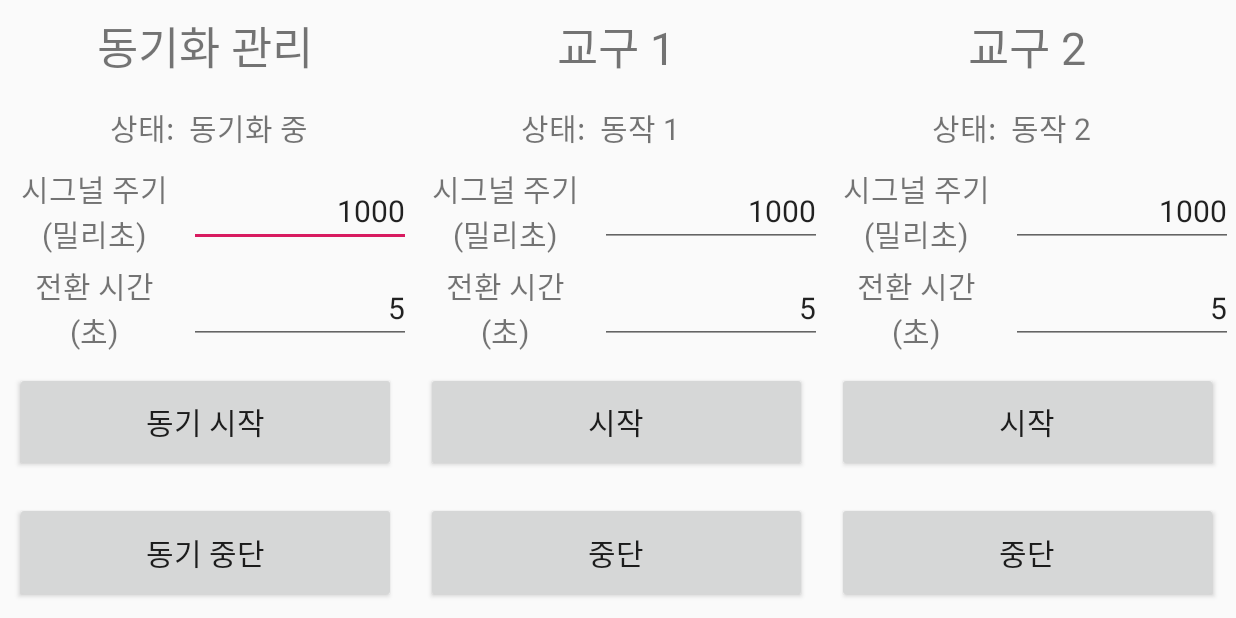
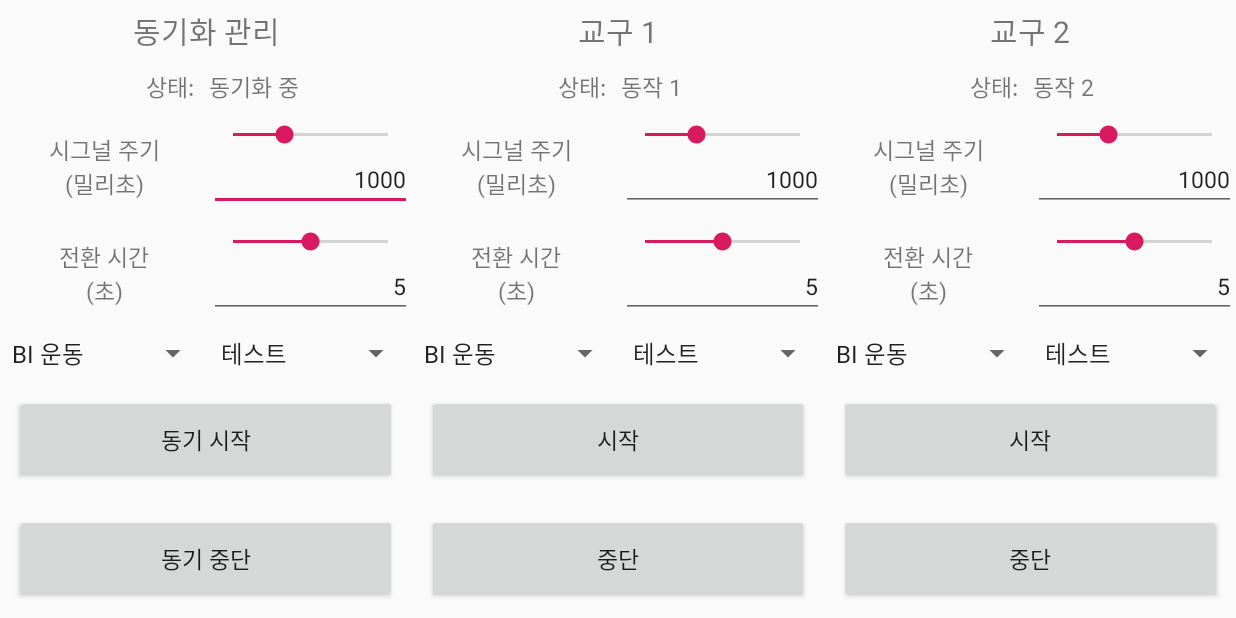
Before and after one commit to lklab/BalanceboardControlApp, an Android app: the screen it shows after launch (MainActivity), on a phone screen of 824 x 412 dp (held sideways). Run offline under Robolectric (Android 15) with nearby library versions, the phone set to English and light mode, and no system bars.

Commit message:
change layout

```diff
--- a/app/src/main/java/com/gambridzy/balanceboardcontrolapp/MainActivity.kt
+++ b/app/src/main/java/com/gambridzy/balanceboardcontrolapp/MainActivity.kt
@@ -2,12 +2,23 @@ package com.gambridzy.balanceboardcontrolapp
 
 import android.support.v7.app.AppCompatActivity
 import android.os.Bundle
+import android.view.View
+import android.widget.TextView
 
 class MainActivity : AppCompatActivity()
 {
+    private var synchronizedStatusText: TextView? = null
+
     override fun onCreate(savedInstanceState: Bundle?)
     {
         super.onCreate(savedInstanceState)
         setContentView(R.layout.activity_main)
+
+        synchronizedStatusText = findViewById(R.id.synchronizedStatusText)
+    }
+
+    fun onSynchronizedStartButtonClick(view: View)
+    {
+        synchronizedStatusText?.text = "hello"
     }
 }
--- a/app/src/main/res/layout/activity_main.xml
+++ b/app/src/main/res/layout/activity_main.xml
@@ -10,7 +10,8 @@
     <TableLayout
             android:layout_width="match_parent"
             android:layout_height="match_parent"
-            android:stretchColumns="*">
+            android:stretchColumns="*"
+            android:shrinkColumns="*">
 
         <!-- ******************** title ******************** -->
         <TableRow
@@ -23,7 +24,7 @@
                     android:layout_height="match_parent"
                     android:gravity="center"
                     android:text="동기화 관리"
-                    android:textSize="30sp"
+                    android:textSize="20sp"
                     android:layout_span="2"
                     android:id="@+id/textView"/>
 
@@ -32,7 +33,7 @@
                     android:layout_height="match_parent"
                     android:gravity="center"
                     android:text="교구 1"
-                    android:textSize="30sp"
+                    android:textSize="20sp"
                     android:layout_span="2"/>
 
             <TextView
@@ -40,7 +41,7 @@
                     android:layout_height="match_parent"
                     android:gravity="center"
                     android:text="교구 2"
-                    android:textSize="30sp"
+                    android:textSize="20sp"
                     android:layout_span="2"/>
 
         </TableRow>
@@ -57,14 +58,15 @@
                     android:layout_marginEnd="10dp"
                     android:gravity="end|center_vertical"
                     android:text="상태:"
-                    android:textSize="20sp"/>
+                    android:textSize="15sp"/>
 
             <TextView
-                    android:layout_width="120dp"
+                    android:layout_width="wrap_content"
                     android:layout_height="match_parent"
                     android:gravity="start|center_vertical"
                     android:text="동기화 중"
-                    android:textSize="20sp"/>
+                    android:textSize="15sp"
+                    android:id="@+id/synchronizedStatusText"/>
 
             <TextView
                     android:layout_width="wrap_content"
@@ -72,14 +74,14 @@
                     android:layout_marginEnd="10dp"
                     android:gravity="end|center_vertical"
                     android:text="상태:"
-                    android:textSize="20sp"/>
+                    android:textSize="15sp"/>
 
             <TextView
-                    android:layout_width="120dp"
+                    android:layout_width="wrap_content"
                     android:layout_height="match_parent"
                     android:gravity="start|center_vertical"
                     android:text="동작 1"
-                    android:textSize="20sp"/>
+                    android:textSize="15sp"/>
 
             <TextView
                     android:layout_width="wrap_content"
@@ -87,14 +89,14 @@
                     android:layout_marginEnd="10dp"
                     android:gravity="end|center_vertical"
                     android:text="상태:"
-                    android:textSize="20sp"/>
+                    android:textSize="15sp"/>
 
             <TextView
-                    android:layout_width="120dp"
+                    android:layout_width="wrap_content"
                     android:layout_height="match_parent"
                     android:gravity="start|center_vertical"
                     android:text="동작 2"
-                    android:textSize="20sp"/>
+                    android:textSize="15sp"/>
 
         </TableRow>
 
@@ -109,45 +111,84 @@
                     android:layout_height="match_parent"
                     android:gravity="center"
                     android:text="시그널 주기\n(밀리초)"
-                    android:textSize="20sp"/>
+                    android:textSize="15sp"/>
 
-            <EditText
+            <LinearLayout
                     android:layout_width="wrap_content"
                     android:layout_height="wrap_content"
                     android:layout_gravity="center_vertical"
+                    android:orientation="vertical">
+
+                <SeekBar
+                        android:layout_width="match_parent"
+                        android:layout_height="wrap_content"
+                        android:max="3000"
+                        android:progress="1000"/>
+
+                <EditText
+                        android:layout_width="match_parent"
+                        android:layout_height="wrap_content"
                         android:text="1000"
-                    android:textSize="20sp"
+                        android:textSize="15sp"
                         android:gravity="end|center_vertical"/>
+
+            </LinearLayout>
 
             <TextView
                     android:layout_width="wrap_content"
                     android:layout_height="match_parent"
                     android:gravity="center"
                     android:text="시그널 주기\n(밀리초)"
-                    android:textSize="20sp"/>
+                    android:textSize="15sp"/>
 
-            <EditText
+            <LinearLayout
                     android:layout_width="wrap_content"
                     android:layout_height="wrap_content"
                     android:layout_gravity="center_vertical"
+                    android:orientation="vertical">
+
+                <SeekBar
+                        android:layout_width="match_parent"
+                        android:layout_height="wrap_content"
+                        android:max="3000"
+                        android:progress="1000"/>
+
+                <EditText
+                        android:layout_width="match_parent"
+                        android:layout_height="wrap_content"
                         android:text="1000"
-                    android:textSize="20sp"
+                        android:textSize="15sp"
                         android:gravity="end|center_vertical"/>
+
+            </LinearLayout>
 
             <TextView
                     android:layout_width="wrap_content"
                     android:layout_height="match_parent"
                     android:gravity="center"
                     android:text="시그널 주기\n(밀리초)"
-                    android:textSize="20sp"/>
+                    android:textSize="15sp"/>
 
-            <EditText
+            <LinearLayout
                     android:layout_width="wrap_content"
                     android:layout_height="wrap_content"
                     android:layout_gravity="center_vertical"
+                    android:orientation="vertical">
+
+                <SeekBar
+                        android:layout_width="match_parent"
+                        android:layout_height="wrap_content"
+                        android:max="3000"
+                        android:progress="1000"/>
+
+                <EditText
+                        android:layout_width="match_parent"
+                        android:layout_height="wrap_content"
                         android:text="1000"
-                    android:textSize="20sp"
+                        android:textSize="15sp"
                         android:gravity="end|center_vertical"/>
+
+            </LinearLayout>
 
         </TableRow>
 
@@ -162,45 +203,129 @@
                     android:layout_height="match_parent"
                     android:gravity="center"
                     android:text="전환 시간\n(초)"
-                    android:textSize="20sp"/>
+                    android:textSize="15sp"/>
 
-            <EditText
+            <LinearLayout
                     android:layout_width="wrap_content"
                     android:layout_height="wrap_content"
                     android:layout_gravity="center_vertical"
+                    android:orientation="vertical">
+
+                <SeekBar
+                        android:layout_width="match_parent"
+                        android:layout_height="wrap_content"
+                        android:max="10"
+                        android:progress="5"/>
+
+                <EditText
+                        android:layout_width="match_parent"
+                        android:layout_height="wrap_content"
                         android:text="5"
-                    android:textSize="20sp"
+                        android:textSize="15sp"
                         android:gravity="end|center_vertical"/>
+
+            </LinearLayout>
 
             <TextView
                     android:layout_width="wrap_content"
                     android:layout_height="match_parent"
                     android:gravity="center"
                     android:text="전환 시간\n(초)"
-                    android:textSize="20sp"/>
+                    android:textSize="15sp"/>
 
-            <EditText
+            <LinearLayout
                     android:layout_width="wrap_content"
                     android:layout_height="wrap_content"
                     android:layout_gravity="center_vertical"
+                    android:orientation="vertical">
+
+                <SeekBar
+                        android:layout_width="match_parent"
+                        android:layout_height="wrap_content"
+                        android:max="10"
+                        android:progress="5"/>
+
+                <EditText
+                        android:layout_width="match_parent"
+                        android:layout_height="wrap_content"
                         android:text="5"
-                    android:textSize="20sp"
+                        android:textSize="15sp"
                         android:gravity="end|center_vertical"/>
+
+            </LinearLayout>
 
             <TextView
                     android:layout_width="wrap_content"
                     android:layout_height="match_parent"
                     android:gravity="center"
                     android:text="전환 시간\n(초)"
-                    android:textSize="20sp"/>
+                    android:textSize="15sp"/>
 
-            <EditText
+            <LinearLayout
                     android:layout_width="wrap_content"
                     android:layout_height="wrap_content"
                     android:layout_gravity="center_vertical"
+                    android:orientation="vertical">
+
+                <SeekBar
+                        android:layout_width="match_parent"
+                        android:layout_height="wrap_content"
+                        android:max="10"
+                        android:progress="5"/>
+
+                <EditText
+                        android:layout_width="match_parent"
+                        android:layout_height="wrap_content"
                         android:text="5"
-                    android:textSize="20sp"
+                        android:textSize="15sp"
                         android:gravity="end|center_vertical"/>
+
+            </LinearLayout>
+
+        </TableRow>
+
+        <!-- ******************** exercise selection ******************** -->
+        <TableRow
+                android:layout_width="wrap_content"
+                android:layout_height="0dp"
+                android:layout_weight="1">
+
+            <Spinner
+                    android:layout_width="wrap_content"
+                    android:layout_height="match_parent"
+                    android:gravity="center"
+                    android:entries="@array/exercises"
+                    android:textSize="15sp"/>
+
+            <Spinner
+                    android:layout_width="wrap_content"
+                    android:layout_height="match_parent"
+                    android:gravity="center"
+                    android:entries="@array/levels"/>
+
+            <Spinner
+                    android:layout_width="wrap_content"
+                    android:layout_height="match_parent"
+                    android:gravity="center"
+                    android:entries="@array/exercises"/>
+
+            <Spinner
+                    android:layout_width="wrap_content"
+                    android:layout_height="match_parent"
+                    android:gravity="center"
+                    android:entries="@array/levels"/>
+
+            <Spinner
+                    android:layout_width="wrap_content"
+                    android:layout_height="match_parent"
+                    android:gravity="center"
+                    android:entries="@array/exercises"/>
+
+            <Spinner
+                    android:layout_width="wrap_content"
+                    android:layout_height="match_parent"
+                    android:gravity="center"
+                    android:entries="@array/levels"/>
 
         </TableRow>
 
@@ -214,7 +339,16 @@
                     android:layout_width="wrap_content"
                     android:layout_height="match_parent"
                     android:text="동기 시작"
-                    android:textSize="20sp"
+                    android:textSize="15sp"
+                    android:layout_span="2"
+                    android:layout_margin="10dp"
+                    android:onClick="onSynchronizedStartButtonClick"/>
+
+            <Button
+                    android:layout_width="wrap_content"
+                    android:layout_height="match_parent"
+                    android:text="시작"
+                    android:textSize="15sp"
                     android:layout_span="2"
                     android:layout_margin="10dp"/>
 
@@ -222,15 +356,7 @@
                     android:layout_width="wrap_content"
                     android:layout_height="match_parent"
                     android:text="시작"
-                    android:textSize="20sp"
-                    android:layout_span="2"
-                    android:layout_margin="10dp"/>
-
-            <Button
-                    android:layout_width="wrap_content"
-                    android:layout_height="match_parent"
-                    android:text="시작"
-                    android:textSize="20sp"
+                    android:textSize="15sp"
                     android:layout_span="2"
                     android:layout_margin="10dp"/>
 
@@ -246,7 +372,7 @@
                     android:layout_width="wrap_content"
                     android:layout_height="match_parent"
                     android:text="동기 중단"
-                    android:textSize="20sp"
+                    android:textSize="15sp"
                     android:layout_span="2"
                     android:layout_margin="10dp"/>
 
@@ -254,7 +380,7 @@
                     android:layout_width="wrap_content"
                     android:layout_height="match_parent"
                     android:text="중단"
-                    android:textSize="20sp"
+                    android:textSize="15sp"
                     android:layout_span="2"
                     android:layout_margin="10dp"/>
 
@@ -262,7 +388,7 @@
                     android:layout_width="wrap_content"
                     android:layout_height="match_parent"
                     android:text="중단"
-                    android:textSize="20sp"
+                    android:textSize="15sp"
                     android:layout_span="2"
                     android:layout_margin="10dp"/>
 
--- /dev/null
+++ b/app/src/main/res/values/exercise_list.xml
@@ -0,0 +1,30 @@
+<?xml version="1.0" encoding="utf-8"?>
+<resources>
+
+    <string-array name="exercises">
+        <item >BI 운동</item>
+    </string-array>
+
+    <string-array name="levels">
+        <item >테스트</item>
+        <item >1-1</item>
+        <item >1-2</item>
+        <item >1-3</item>
+        <item >2-1</item>
+        <item >2-2</item>
+        <item >2-3</item>
+        <item >3-1</item>
+        <item >3-2</item>
+        <item >3-3</item>
+        <item >4-1</item>
+        <item >4-2</item>
+        <item >4-3</item>
+        <item >5-1</item>
+        <item >5-2</item>
+        <item >5-3</item>
+        <item >5-응용-1</item>
+        <item >5-응용-2</item>
+        <item >5-응용-3</item>
+    </string-array>
+
+</resources>
```
Lines whose indentation alone changed are shown as unchanged.
